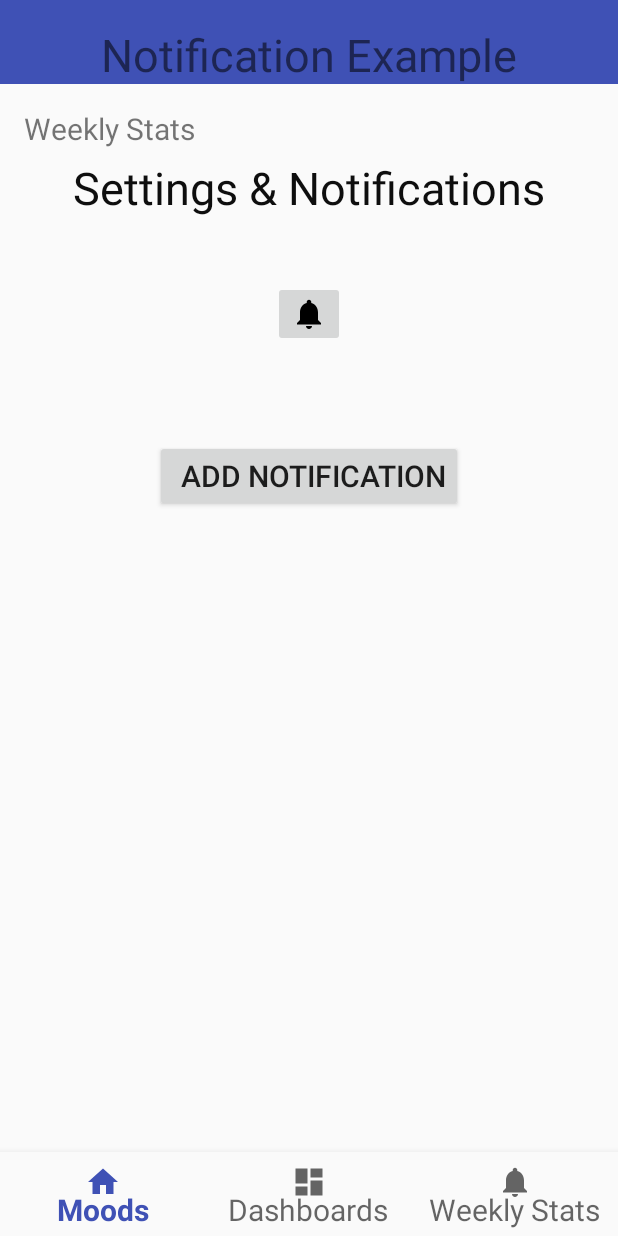
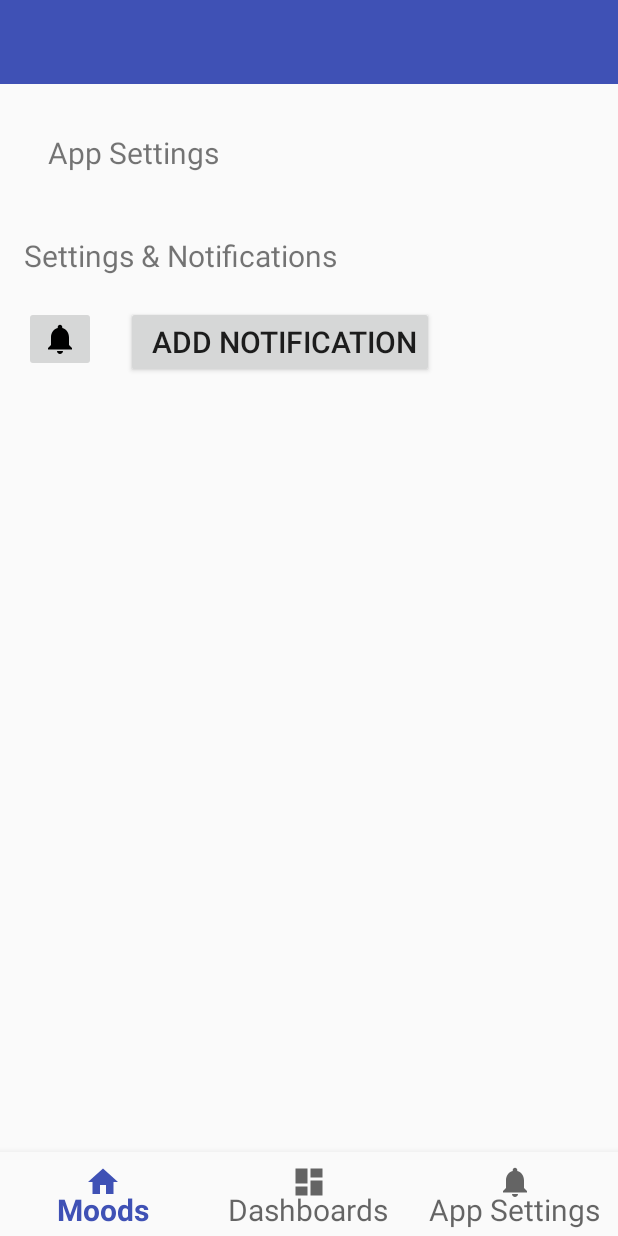
Before and after one commit to lullabelle/moodTrackerUni, an Android app: the Settings screen opened directly, with no data from a screen before it, on a phone screen of 412 x 824 dp. Run offline under Robolectric (Android 15) with nearby library versions, the phone set to English and light mode, and no system bars.

Commit message:
added notification and Pies for each day previous week - timer events needed for notification

```diff
--- a/app/src/main/res/layout/activity_settings.xml
+++ b/app/src/main/res/layout/activity_settings.xml
@@ -23,16 +23,7 @@
             android:text="@string/app_name"
             app:popupTheme="@style/AppTheme.PopupOverlay" />
 
-        <TextView
-            android:id="@+id/cloud_message"
-            android:layout_width="match_parent"
-            android:layout_height="wrap_content"
-            android:layout_below="@+id/toolbar"
-            android:layout_marginBottom="@dimen/activity_vertical_margin"
-            android:layout_marginLeft="@dimen/activity_horizontal_margin"
-            android:layout_marginRight="@dimen/activity_horizontal_margin"
-            android:layout_marginTop="@dimen/activity_vertical_margin"
-            android:text="@string/title_word_clouds" />
+
         <RelativeLayout
             android:layout_width="match_parent"
             android:layout_height="match_parent"
@@ -40,27 +31,27 @@
             android:paddingLeft="@dimen/activity_horizontal_margin"
             android:paddingRight="@dimen/activity_horizontal_margin"
             android:paddingTop="@dimen/activity_vertical_margin"
+            android:layout_below="@+id/toolbar"
             tools:context="MainActivity">
+            <TextView
+                android:id="@+id/cloud_message"
+                android:layout_width="match_parent"
+                android:layout_height="wrap_content"
 
-            <TextView
-                android:id="@+id/textView1"
-                android:layout_width="wrap_content"
-                android:layout_height="wrap_content"
-                android:text="Notification Example"
-                android:layout_alignParentTop="true"
-                android:layout_centerHorizontal="true"
-                android:textSize="30dp" />
+                android:layout_marginBottom="@dimen/activity_vertical_margin"
+                android:layout_marginLeft="@dimen/activity_horizontal_margin"
+                android:layout_marginRight="@dimen/activity_horizontal_margin"
+                android:layout_marginTop="@dimen/activity_vertical_margin"
+                android:text="@string/title_word_clouds" />
 
             <TextView
                 android:id="@+id/textView2"
                 android:layout_width="wrap_content"
                 android:layout_height="wrap_content"
                 android:text="@string/notification_text"
-                android:textColor="#0e0e0e"
-                android:textSize="30dp"
-                android:layout_below="@+id/textView1"
-                android:layout_centerHorizontal="true"
-                android:layout_marginTop="48dp" />
+                android:textSize="20dp"
+                android:layout_below="@+id/cloud_message"
+                android:layout_marginTop="25dp" />
 
             <ImageButton
                 android:layout_width="wrap_content"
@@ -68,17 +59,19 @@
                 android:id="@+id/imageButton"
                 android:src="@drawable/bell"
                 android:layout_below="@+id/textView2"
-                android:layout_centerHorizontal="true"
-                android:layout_marginTop="42dp" />
+                android:layout_marginTop="20dp"
+                 />
 
             <Button
                 android:layout_width="wrap_content"
                 android:layout_height="wrap_content"
                 android:text=" add notification"
                 android:id="@+id/button"
-                android:layout_marginTop="62dp"
-                android:layout_below="@+id/imageButton"
-                android:layout_centerHorizontal="true" />
+                android:layout_marginTop="20dp"
+                android:layout_marginLeft="20dp"
+                android:layout_toRightOf="@+id/imageButton"
+                android:layout_below="@+id/textView2"
+                 />
 
         </RelativeLayout>
 
--- a/app/src/main/res/values/strings.xml
+++ b/app/src/main/res/values/strings.xml
@@ -4,7 +4,7 @@
     <string name="record_count">mood entries found</string>
     <string name="title_home">Moods</string>
     <string name="title_dashboard">Dashboards</string>
-    <string name="title_word_clouds">Weekly Stats</string>
+    <string name="title_word_clouds">App Settings</string>
     <string name="notification_text">Settings &amp; Notifications</string>
 
 
```
